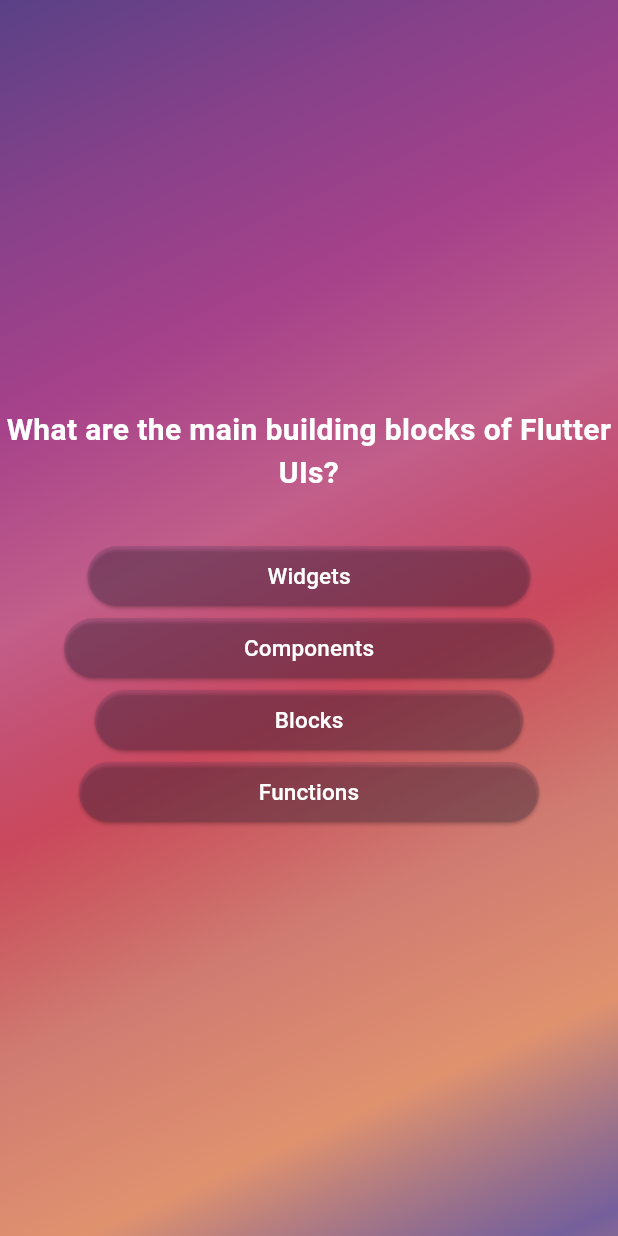
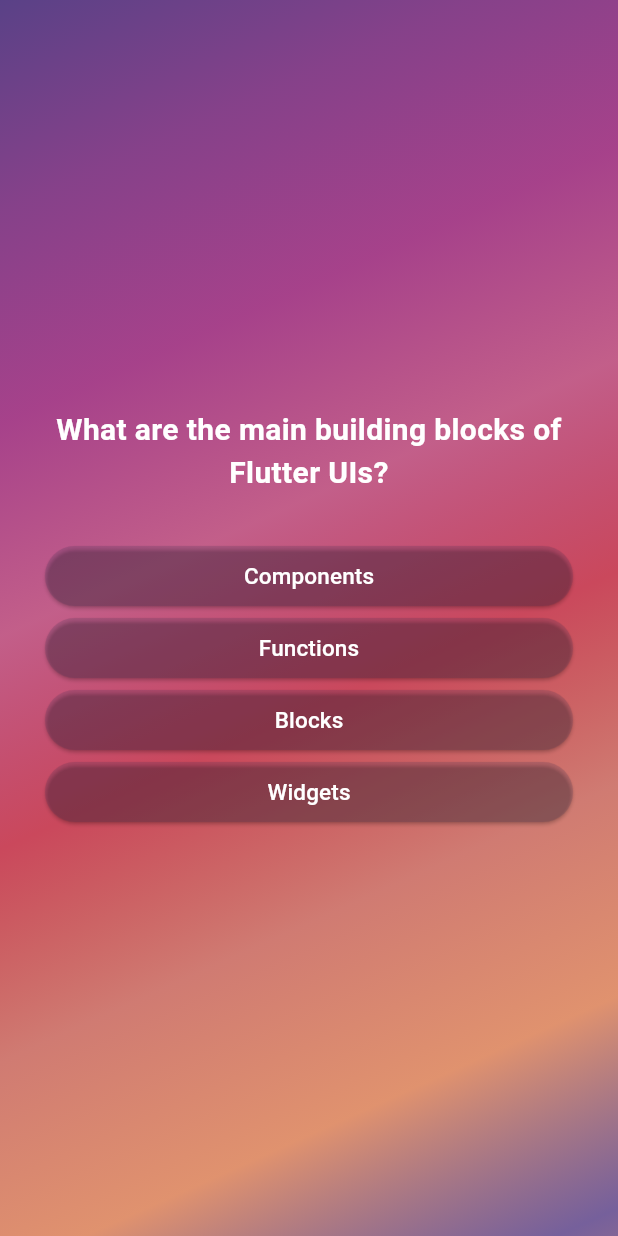
Before and after one commit to Nevelin-W/quiz_app, a Flutter app: the screen it shows after launch, after a tap on "Start Quiz", on a phone screen of 412 x 824 dp. Run offline on Flutter 3.47's test engine with Material 3 defaults, Android fonts, the phone set to English and light mode, and no system bars.

```diff
--- a/quiz_app/lib/models/quiz_question.dart
+++ b/quiz_app/lib/models/quiz_question.dart
@@ -3,4 +3,10 @@ class QuizQuestion {
 
   final String text;
   final List<String> answers;
+
+  List<String> getShuffledAnswers() {
+    final shuffledList = List.of(answers);
+    shuffledList.shuffle();
+    return shuffledList;
+  }
 }
--- a/quiz_app/lib/question_screen.dart
+++ b/quiz_app/lib/question_screen.dart
@@ -18,22 +18,25 @@ class _QuestionScreenState extends State<QuestionScreen> {
 
     return SizedBox(
       width: double.infinity,
+      child: Container(
+        margin: const EdgeInsets.all(30),
         child: Column(
+          crossAxisAlignment: CrossAxisAlignment.stretch,
           mainAxisAlignment: MainAxisAlignment.center,
           children: [
             Text(
               currentQuestion.text,
+              textAlign: TextAlign.center,
               style: const TextStyle(
                 color: Colors.white,
                 fontSize: 20,
                 fontWeight: FontWeight.bold,
               ),
-            textAlign: TextAlign.center,
             ),
             const SizedBox(
               height: 30,
             ),
-          ...currentQuestion.answers.map((answer) {
+            ...currentQuestion.getShuffledAnswers().map((answer) {
               return AnswerButton(
                 answerText: answer,
                 onPressed: () {},
@@ -41,6 +44,7 @@ class _QuestionScreenState extends State<QuestionScreen> {
             }),
           ],
         ),
+      ),
     );
   }
 }
```
Lines whose indentation alone changed are shown as unchanged.
